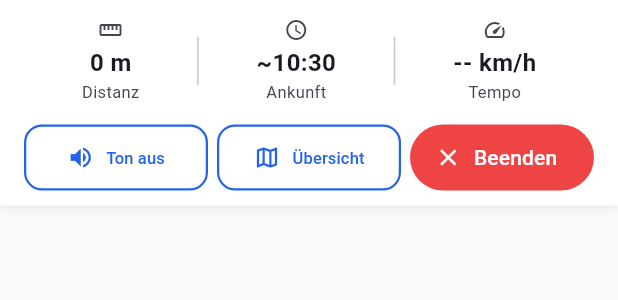
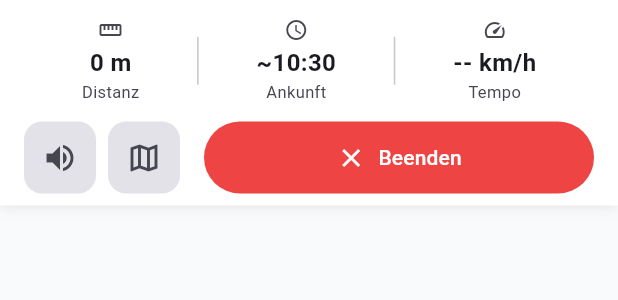
Before and after one commit to jerdnaandrej777/mapab-app, a Flutter app: the NavigationBottomBar widget shown alone on an empty page, opened directly with empty values, on a phone screen of 412 x 824 dp. Shown: the top 300 px of the screen. Run offline on Flutter 3.47's test engine with Material 3 defaults, Android fonts, the phone set to English and light mode, and no system bars; our stand-ins replace cached_network_image, dio, fl_chart, flutter_cache_manager, flutter_map, flutter_riverpod and 14 more; missing offline and left inert: flutter_foreground_task, maplibre_gl, mobile_scanner; accounts and stored records are empty; generated files the repository leaves out were written again.

Commit message:
fix: Navigation Bottom Bar - Icon-only Buttons für kompaktes Layout
- Mute/Sprache/Übersicht als Icon-Buttons (48x48)
- Beenden-Button prominent mit Text (Expanded)
- Tooltips für Barrierefreiheit
- Bessere Platzausnutzung auf schmalen Bildschirmen

Co-Authored-By: Claude Opus 4.5 <noreply@anthropic.com>

```diff
--- a/lib/features/navigation/widgets/navigation_bottom_bar.dart
+++ b/lib/features/navigation/widgets/navigation_bottom_bar.dart
@@ -90,54 +90,49 @@ class NavigationBottomBar extends StatelessWidget {
                 ],
               ),
               const SizedBox(height: 12),
-              // Button-Zeile - alle Buttons gleichmäßig verteilt
+              // Button-Zeile - Icon-Buttons links, Beenden-Button rechts
               Row(
                 children: [
-                  // Mute/Unmute
-                  Expanded(
-                    child: _ActionButton(
-                      icon: isMuted
-                          ? Icons.volume_off
-                          : Icons.volume_up,
-                      label: isMuted ? context.l10n.navMuteOn : context.l10n.navMuteOff,
+                  // Mute/Unmute - nur Icon
+                  _IconActionButton(
+                    icon: isMuted ? Icons.volume_off : Icons.volume_up,
+                    tooltip: isMuted
+                        ? context.l10n.navMuteOn
+                        : context.l10n.navMuteOff,
                     onTap: onToggleMute,
                     colorScheme: colorScheme,
                   ),
-                  ),
-                  const SizedBox(width: 6),
-                  // Sprachbefehl
+                  const SizedBox(width: 8),
+                  // Sprachbefehl - nur Icon
                   if (onVoiceCommand != null) ...[
-                    Expanded(
-                      child: _ActionButton(
+                    _IconActionButton(
                       icon: isListening ? Icons.mic : Icons.mic_none,
-                        label: isListening ? context.l10n.navVoiceListening : context.l10n.navVoice,
+                      tooltip: context.l10n.navVoice,
                       onTap: onVoiceCommand!,
                       colorScheme: colorScheme,
                       isActive: isListening,
                     ),
-                    ),
-                    const SizedBox(width: 6),
+                    const SizedBox(width: 8),
                   ],
-                  // Übersicht
-                  Expanded(
-                    child: _ActionButton(
+                  // Übersicht - nur Icon
+                  _IconActionButton(
                     icon: Icons.map_outlined,
-                      label: context.l10n.navOverview,
+                    tooltip: context.l10n.navOverview,
                     onTap: onOverview,
                     colorScheme: colorScheme,
                   ),
-                  ),
-                  const SizedBox(width: 6),
-                  // Navigation beenden
+                  const SizedBox(width: 16),
+                  // Navigation beenden - prominent mit Text
                   Expanded(
                     child: FilledButton.icon(
                       onPressed: onStop,
-                      icon: const Icon(Icons.close, size: 18),
+                      icon: const Icon(Icons.close, size: 20),
                       label: Text(context.l10n.navEnd),
                       style: FilledButton.styleFrom(
                         backgroundColor: colorScheme.error,
                         foregroundColor: colorScheme.onError,
-                        minimumSize: const Size(0, 44),
+                        minimumSize: const Size(0, 48),
+                        padding: const EdgeInsets.symmetric(horizontal: 16),
                       ),
                     ),
                   ),
@@ -209,16 +204,17 @@ class _InfoItem extends StatelessWidget {
   }
 }
 
-class _ActionButton extends StatelessWidget {
+/// Kompakter Icon-Button für Navigations-Aktionen
+class _IconActionButton extends StatelessWidget {
   final IconData icon;
-  final String label;
+  final String tooltip;
   final VoidCallback onTap;
   final ColorScheme colorScheme;
   final bool isActive;
 
-  const _ActionButton({
+  const _IconActionButton({
     required this.icon,
-    required this.label,
+    required this.tooltip,
     required this.onTap,
     required this.colorScheme,
     this.isActive = false,
@@ -226,38 +222,25 @@ class _ActionButton extends StatelessWidget {
 
   @override
   Widget build(BuildContext context) {
-    if (isActive) {
-      return FilledButton.icon(
-        onPressed: onTap,
-        icon: Icon(icon, size: 18),
-        label: Flexible(
-          child: Text(
-            label,
-            style: const TextStyle(fontSize: 11),
-            overflow: TextOverflow.ellipsis,
+    return Tooltip(
+      message: tooltip,
+      child: Material(
+        color: isActive ? colorScheme.primary : colorScheme.surfaceContainerHighest,
+        borderRadius: BorderRadius.circular(12),
+        child: InkWell(
+          onTap: onTap,
+          borderRadius: BorderRadius.circular(12),
+          child: Container(
+            width: 48,
+            height: 48,
+            alignment: Alignment.center,
+            child: Icon(
+              icon,
+              size: 24,
+              color: isActive ? colorScheme.onPrimary : colorScheme.onSurfaceVariant,
             ),
           ),
-        style: FilledButton.styleFrom(
-          backgroundColor: colorScheme.primary,
-          foregroundColor: colorScheme.onPrimary,
-          minimumSize: const Size(0, 44),
-          padding: const EdgeInsets.symmetric(horizontal: 8),
         ),
-      );
-    }
-    return OutlinedButton.icon(
-      onPressed: onTap,
-      icon: Icon(icon, size: 18),
-      label: Flexible(
-        child: Text(
-          label,
-          style: const TextStyle(fontSize: 11),
-          overflow: TextOverflow.ellipsis,
-        ),
-      ),
-      style: OutlinedButton.styleFrom(
-        minimumSize: const Size(0, 44),
-        padding: const EdgeInsets.symmetric(horizontal: 8),
       ),
     );
   }
```
Also changed, not shown: 1 other file. Lines whose indentation alone changed are shown as unchanged.
